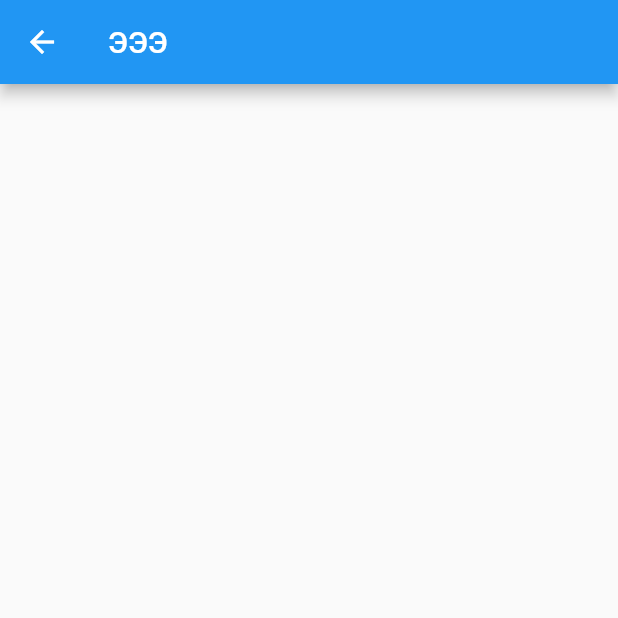
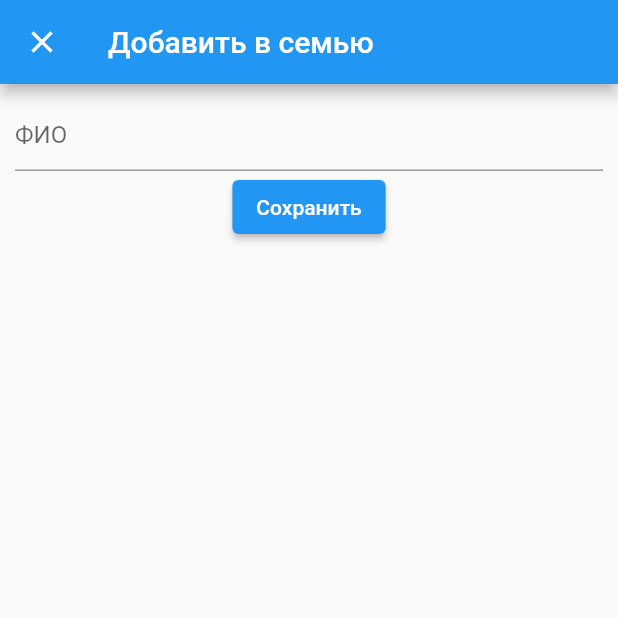
Before and after one commit to SamRozhkov/vacinations, a Flutter app: the screen it shows after launch, item 3 of the bottom bar chosen, after a tap on the "add" icon, on a phone screen of 412 x 824 dp, the top half of it. Run offline on Flutter 3.47's test engine with Material 2 defaults, Android fonts, the light colour scheme and no system bars; our stand-ins replace table_calendar; missing offline and left inert: dart:ffi; network calls fail.

Commit message:
изменения

```diff
--- a/lib/model/data.dart
+++ b/lib/model/data.dart
@@ -46,8 +46,9 @@ class Data with ChangeNotifier {
   };
 
   final Set<Map<String, dynamic>> _users = {
-    {"name": "Рожкова Елена", "icon": "", "id": 1, "master": true},
-    {"name": "Рожков Семен", "icon": "", "id": 2, "master": false}
+    {"name": "Рожкова Елена", "icon": "", "id": 1, "master": false},
+    {"name": "Рожков Семен", "icon": "", "id": 2, "master": true},
+    {"name": "Киприченко Алексей", "icon": "", "id": 3, "master": false}
   };
 
   void removeUser(Map id) {
@@ -55,6 +56,13 @@ class Data with ChangeNotifier {
     notifyListeners();
   }
 
+  bool addUser(Map<String, dynamic> user){
+
+    _users.add(user);
+    notifyListeners();
+    return true;
+  }
+
   get users => _users;
   get vacinations => _vacinations;
 }
--- a/lib/pages/family.dart
+++ b/lib/pages/family.dart
@@ -17,8 +17,7 @@ class Family extends StatelessWidget {
           itemBuilder: (context, index) {
             return ListTile(
               title: Text(users.elementAt(index)["name"]),
-              //subtitle: Text("asas"),
-              trailing: users.elementAt(index)["master"]
+              trailing: !users.elementAt(index)["master"]
                   ? IconButton(
                       enableFeedback: false,
                       onPressed: () => {
@@ -38,7 +37,7 @@ class Family extends StatelessWidget {
         child: Icon(Icons.add),
         onPressed: () => {
           Navigator.of(context).push(MaterialPageRoute(
-              builder: (context) => AddFamily(), fullscreenDialog: false))
+              builder: (context) => AddFamily(), fullscreenDialog: true))
         },
       ),
     );
--- a/lib/pages/family_add.dart
+++ b/lib/pages/family_add.dart
@@ -1,4 +1,7 @@
+
 import 'package:flutter/material.dart';
+import "package:vaccinations/model/data.dart";
+import "package:provider/provider.dart";
 
 class AddFamily extends StatefulWidget {
   AddFamily({Key? key}) : super(key: key);
@@ -8,12 +11,45 @@ class AddFamily extends StatefulWidget {
 }
 
 class _AddFamilyState extends State<AddFamily> {
+  final _formKey = GlobalKey<FormState>();
+  final fio = TextEditingController();
+
   @override
   Widget build(BuildContext context) {
+    Map<String, dynamic> user = {};
+    submitButton(){
+      user["name"] = fio.text;
+      user["master"] = false;
+      context.read<Data>().addUser(user);
+      if (_formKey.currentState!.validate())
+        Navigator.of(context).pop();
+    }
+    bool action = false;
     return Scaffold(
       appBar: AppBar(
-        title: Text("ЭЭЭ"),
+        title: const Text("Добавить в семью"),
       ),
+      body: Form(
+        key: _formKey,
+        child: Padding(
+          padding: const EdgeInsets.all(10.0),
+          child: Column(children: [
+
+          TextFormField(
+            validator: (value) {
+            if (value!.isEmpty){
+              return "ФИО не может быть пустым";
+            }
+            return null;
+          }, controller: fio,
+            decoration: const InputDecoration(
+                  hintText: "ФИО",
+                ),
+          ),
+
+          ElevatedButton(onPressed: () => submitButton(), child: const Text("Сохранить"))
+      ],),
+        ),)
     );
   }
 }
```
